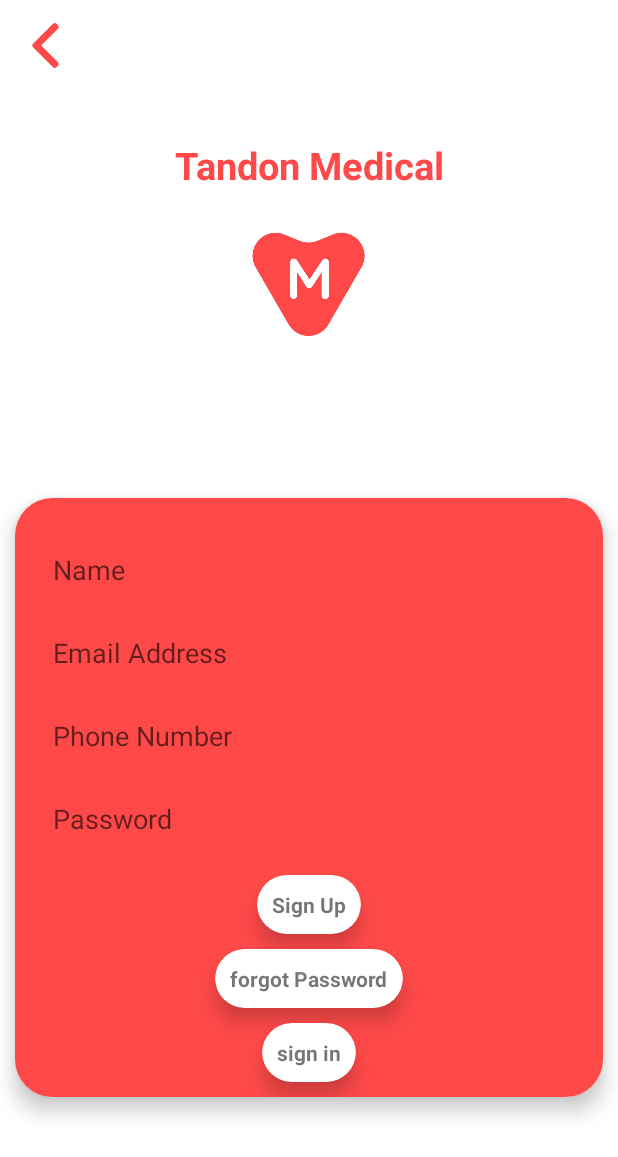
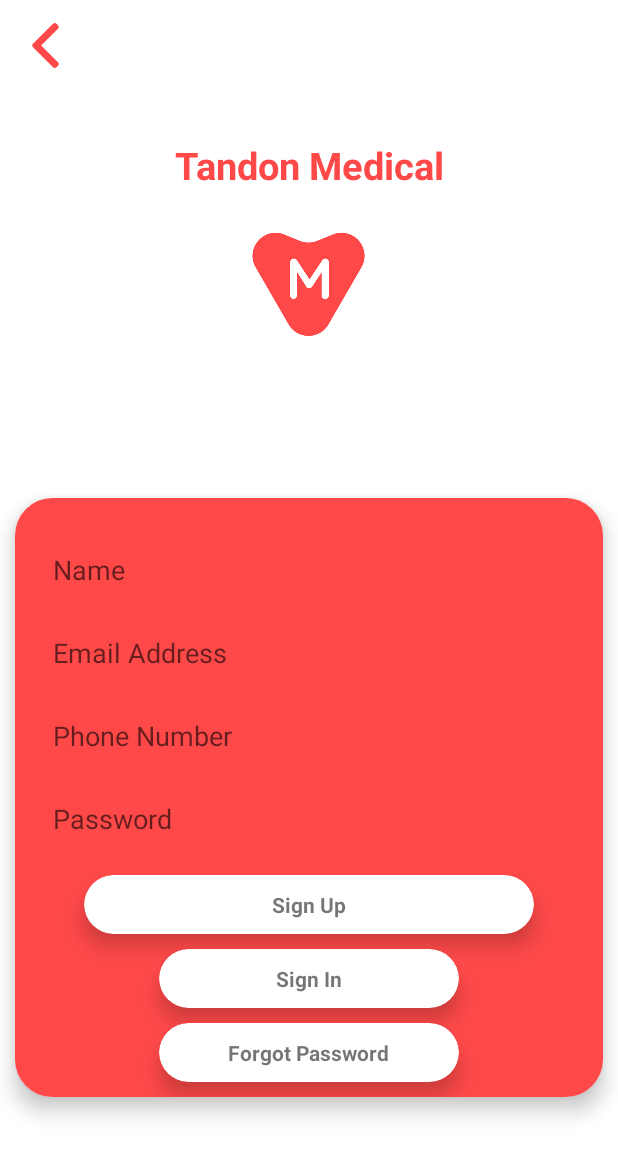
Before and after one commit to aatmikarm/MedOnWay, an Android app: the screen it shows after launch once a user with an empty profile is signed in (signUp), after a tap on "Create Account", on a phone screen of 412 x 824 dp. Shown: the top 1157 px of the screen. Run offline under Robolectric (Android 15) with nearby library versions, the phone set to English and light mode, and no system bars; our stand-ins replace Firebase (no records; nobody signed in at launch, a user with empty details on screens opened directly).

```diff
--- a/app/src/main/java/com/example/tandonmedical/ordersProductInterface.java
+++ b/app/src/main/java/com/example/tandonmedical/ordersProductInterface.java
@@ -3,5 +3,6 @@ package com.example.tandonmedical;
 public interface ordersProductInterface {
 
     void ordersProductOnClickInterface(int position);
+    void cancelProductFromOrders(int position);
 
 }
--- a/app/src/main/res/layout/activity_reset_password.xml
+++ b/app/src/main/res/layout/activity_reset_password.xml
@@ -6,4 +6,6 @@
     android:layout_height="match_parent"
     tools:context=".resetPassword">
 
+
+
 </androidx.constraintlayout.widget.ConstraintLayout>
--- a/app/src/main/res/layout/activity_sign_up.xml
+++ b/app/src/main/res/layout/activity_sign_up.xml
@@ -5,7 +5,6 @@
     android:layout_width="match_parent"
     android:layout_height="match_parent"
     tools:context=".signUp">
-
 
     <androidx.constraintlayout.widget.ConstraintLayout
         android:id="@+id/ucon1"
@@ -30,7 +29,6 @@
             app:layout_constraintBottom_toBottomOf="parent"
             app:layout_constraintStart_toStartOf="parent"
             app:layout_constraintTop_toTopOf="parent" />
-
     </androidx.constraintlayout.widget.ConstraintLayout>
 
     <TextView
@@ -57,7 +55,6 @@
         app:layout_constraintStart_toStartOf="parent"
         app:layout_constraintTop_toBottomOf="@+id/textView" />
 
-
     <androidx.cardview.widget.CardView
         android:id="@+id/cardView3"
         android:layout_width="match_parent"
@@ -70,12 +67,10 @@
         app:layout_constraintStart_toStartOf="parent"
         app:layout_constraintTop_toBottomOf="@+id/signup_progressBar">
 
-
         <androidx.constraintlayout.widget.ConstraintLayout
             android:layout_width="match_parent"
             android:layout_height="match_parent"
             android:background="@color/light">
-
 
             <ScrollView
                 android:id="@+id/scrollview"
@@ -93,7 +88,6 @@
                     app:layout_constraintEnd_toEndOf="parent"
                     app:layout_constraintStart_toStartOf="parent"
                     app:layout_constraintTop_toBottomOf="@+id/ll2">
-
 
                     <LinearLayout
                         android:layout_width="match_parent"
@@ -139,20 +133,13 @@
                             android:background="@drawable/roundedittext"
                             android:hint="Password"
                             android:padding="5dp" />
-
-
                     </LinearLayout>
-
-
                 </androidx.constraintlayout.widget.ConstraintLayout>
-
-
             </ScrollView>
-
 
             <androidx.cardview.widget.CardView
                 android:id="@+id/loginBtnCardView"
-                android:layout_width="wrap_content"
+                android:layout_width="300dp"
                 android:layout_height="wrap_content"
                 android:layout_margin="10dp"
                 app:cardCornerRadius="25dp"
@@ -177,21 +164,51 @@
                         app:layout_constraintEnd_toEndOf="parent"
                         app:layout_constraintStart_toStartOf="parent"
                         app:layout_constraintTop_toTopOf="parent" />
+                </androidx.constraintlayout.widget.ConstraintLayout>
+            </androidx.cardview.widget.CardView>
 
+            <androidx.cardview.widget.CardView
+                android:id="@+id/signUpBtnCardView"
+                android:layout_width="200dp"
+                android:layout_height="wrap_content"
+                android:layout_margin="10dp"
+                android:padding="10dp"
+                app:cardCornerRadius="25dp"
+                app:cardElevation="8dp"
+                app:layout_constraintEnd_toEndOf="parent"
+                app:layout_constraintStart_toStartOf="parent"
+                app:layout_constraintTop_toBottomOf="@+id/loginBtnCardView">
+
+                <androidx.constraintlayout.widget.ConstraintLayout
+                    android:layout_width="wrap_content"
+                    android:layout_height="wrap_content"
+                    android:layout_gravity="center">
+
+                    <TextView
+                        android:id="@+id/signup_login_tv"
+                        android:layout_width="wrap_content"
+                        android:layout_height="wrap_content"
+                        android:padding="10dp"
+                        android:text="Sign In"
+                        android:textStyle="bold"
+                        app:layout_constraintBottom_toBottomOf="parent"
+                        app:layout_constraintEnd_toEndOf="parent"
+                        app:layout_constraintStart_toStartOf="parent"
+                        app:layout_constraintTop_toTopOf="parent" />
                 </androidx.constraintlayout.widget.ConstraintLayout>
-
             </androidx.cardview.widget.CardView>
 
             <androidx.cardview.widget.CardView
                 android:id="@+id/forgotBtnCardView"
-                android:layout_width="wrap_content"
+                android:layout_width="200dp"
                 android:layout_height="wrap_content"
                 android:layout_margin="10dp"
                 app:cardCornerRadius="25dp"
                 app:cardElevation="8dp"
+                app:layout_constraintBottom_toBottomOf="parent"
                 app:layout_constraintEnd_toEndOf="parent"
                 app:layout_constraintStart_toStartOf="parent"
-                app:layout_constraintTop_toBottomOf="@id/loginBtnCardView">
+                app:layout_constraintTop_toBottomOf="@+id/signUpBtnCardView">
 
                 <androidx.constraintlayout.widget.ConstraintLayout
                     android:layout_width="wrap_content"
@@ -203,58 +220,15 @@
                         android:layout_width="wrap_content"
                         android:layout_height="wrap_content"
                         android:padding="10dp"
-                        android:text="forgot Password"
+                        android:text="Forgot Password"
                         android:textStyle="bold"
                         app:layout_constraintBottom_toBottomOf="parent"
                         app:layout_constraintEnd_toEndOf="parent"
                         app:layout_constraintStart_toStartOf="parent"
                         app:layout_constraintTop_toTopOf="parent" />
-
                 </androidx.constraintlayout.widget.ConstraintLayout>
-
             </androidx.cardview.widget.CardView>
-
-            <androidx.cardview.widget.CardView
-                android:id="@+id/signUpBtnCardView"
-                android:layout_width="wrap_content"
-                android:layout_height="wrap_content"
-                android:layout_margin="10dp"
-                android:padding="10dp"
-                app:cardCornerRadius="25dp"
-                app:cardElevation="8dp"
-                app:layout_constraintBottom_toBottomOf="parent"
-                app:layout_constraintEnd_toEndOf="parent"
-                app:layout_constraintStart_toStartOf="parent"
-                app:layout_constraintTop_toBottomOf="@id/forgotBtnCardView">
-
-                <androidx.constraintlayout.widget.ConstraintLayout
-                    android:layout_width="wrap_content"
-                    android:layout_height="wrap_content"
-                    android:layout_gravity="center">
-
-
-                    <TextView
-                        android:id="@+id/signup_login_tv"
-                        android:layout_width="wrap_content"
-                        android:layout_height="wrap_content"
-                        android:padding="10dp"
-                        android:text="sign in"
-                        android:textStyle="bold"
-                        app:layout_constraintBottom_toBottomOf="parent"
-                        app:layout_constraintEnd_toEndOf="parent"
-                        app:layout_constraintStart_toStartOf="parent"
-                        app:layout_constraintTop_toTopOf="parent" />
-
-
-                </androidx.constraintlayout.widget.ConstraintLayout>
-
-
-            </androidx.cardview.widget.CardView>
-
-
         </androidx.constraintlayout.widget.ConstraintLayout>
-
-
     </androidx.cardview.widget.CardView>
 
     <ProgressBar
@@ -266,6 +240,4 @@
         app:layout_constraintEnd_toEndOf="parent"
         app:layout_constraintStart_toStartOf="parent"
         app:layout_constraintTop_toBottomOf="@+id/imageView2" />
-
-
 </androidx.constraintlayout.widget.ConstraintLayout>
```
Also changed, not shown: app/src/main/java/com/example/tandonmedical/orders.java (+22 -1 lines), app/src/main/java/com/example/tandonmedical/ordersProductAdapter.java (+17 -2 lines), app/src/main/res/drawable/gradient.xml (+5 -5 lines), app/src/main/res/layout/orders_rv_product.xml (+40 -14 lines).
